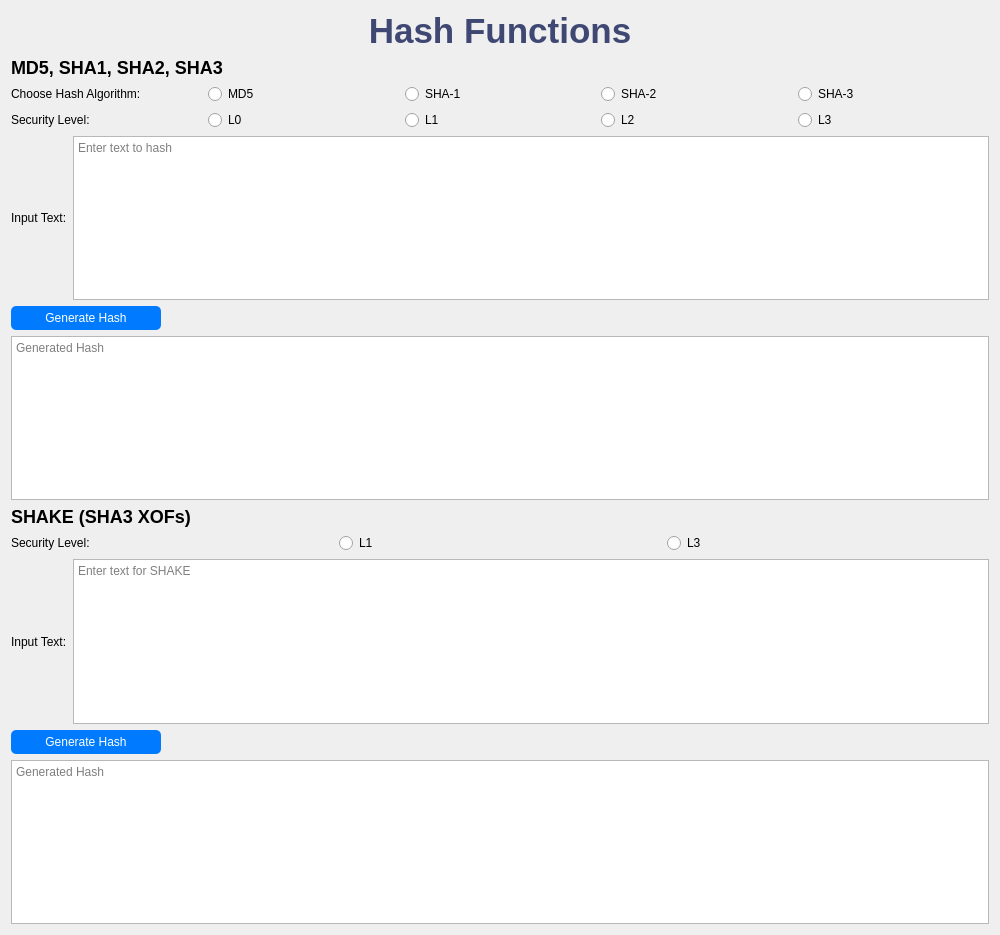
Old version of the form src/frontend/ui_hash.ui in the repository phn210/crypto-calcul.
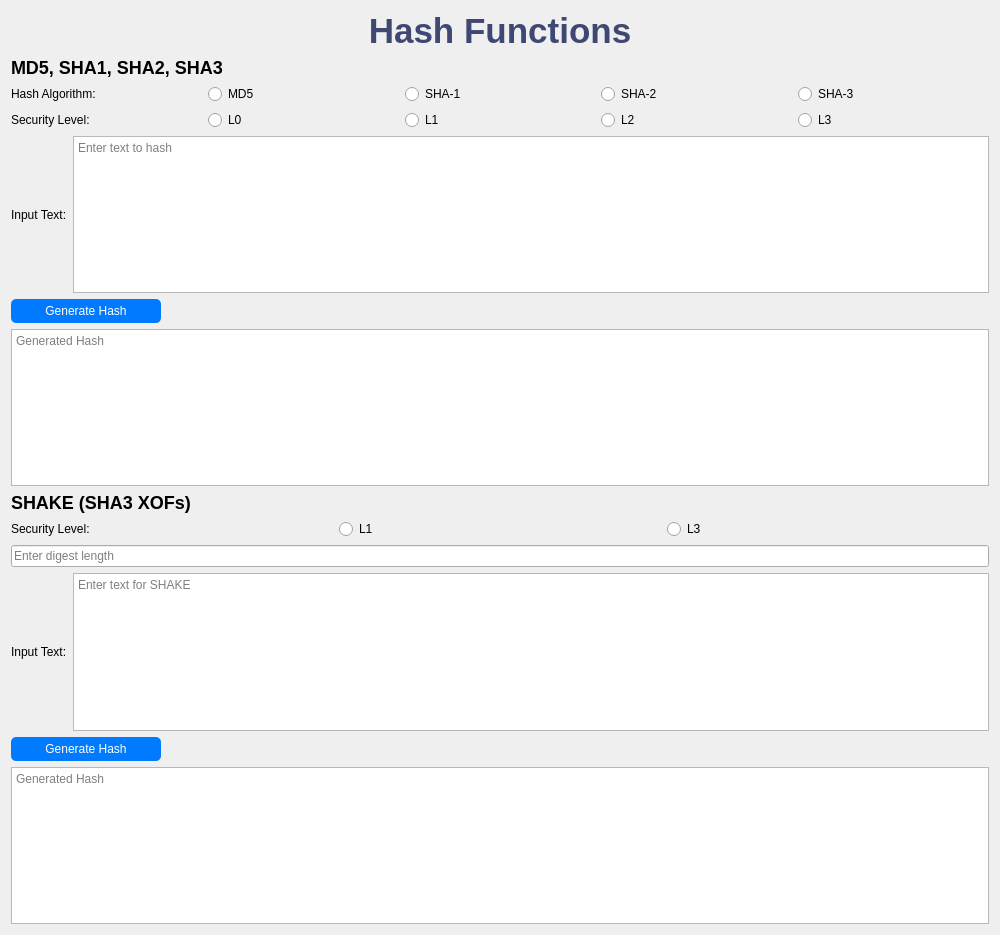
New version of the form.

Diff of the .ui file:
```diff
--- a/src/frontend/ui_hash.ui
+++ b/src/frontend/ui_hash.ui
@@ -47,7 +47,7 @@
      <item>
       <widget class="QLabel" name="hashAlgorithmLabel">
        <property name="text">
-        <string>Choose Hash Algorithm:</string>
+        <string>Hash Algorithm:</string>
        </property>
       </widget>
      </item>
@@ -211,8 +211,13 @@
      </item>
     </layout>
    </item>
-
-   <!-- Input Text Box (3 Lines) -->
+   <item>
+       <widget class="QLineEdit" name="primalityTestInput">
+        <property name="placeholderText">
+         <string>Enter digest length</string>
+        </property>
+       </widget>
+      </item>
    <item>
     <layout class="QHBoxLayout" name="inputTextShakeLayout">
      <item>
```
Left out of the diff: 24 changed lines with no effect on the pictures.
